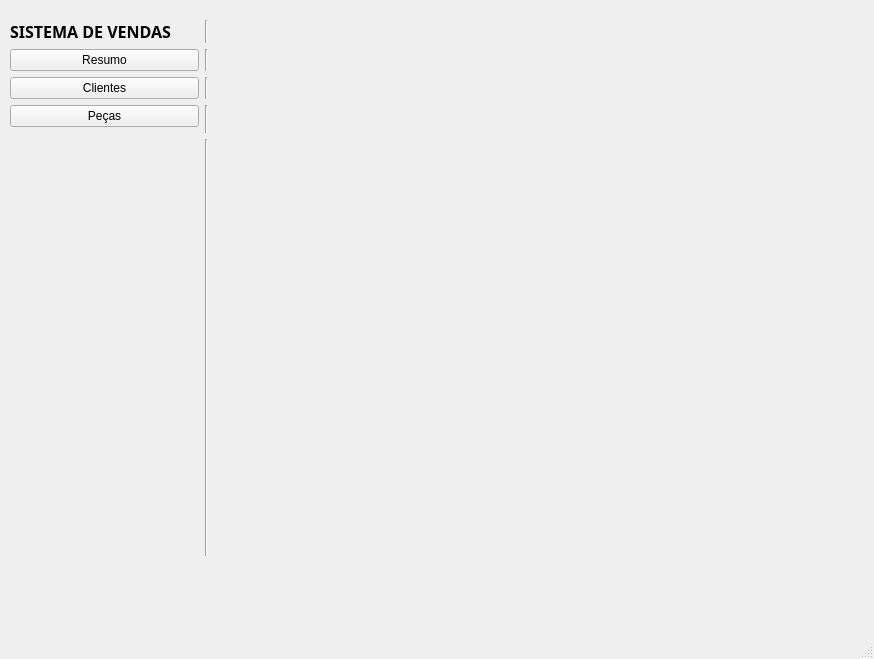
First picture: the form in view/mainwindow.ui, repository Gusrrocha/Gerenciador-de-Vendas, before the edit.
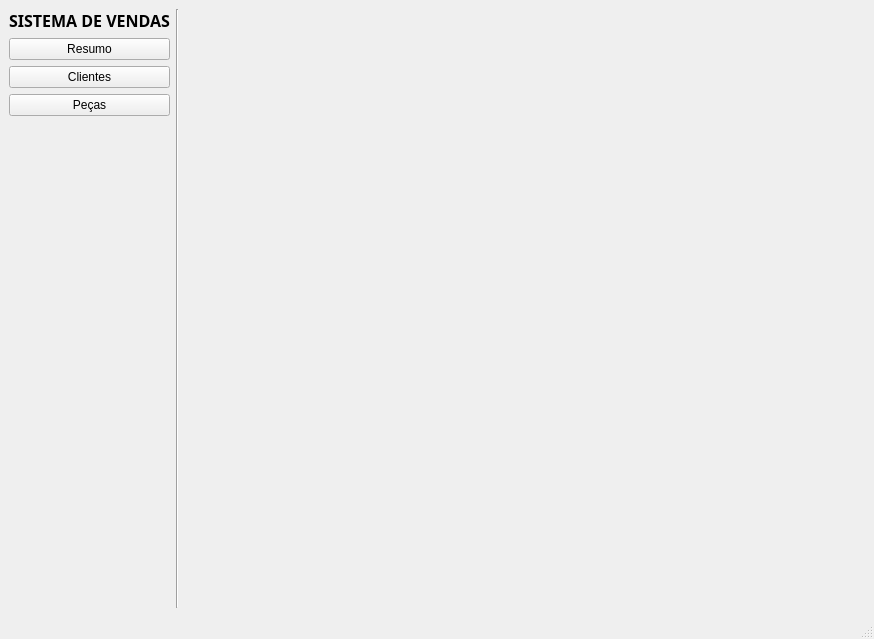
Second picture: the form after the edit.

Diff of the .ui file:
```diff
--- a/view/mainwindow.ui
+++ b/view/mainwindow.ui
@@ -7,7 +7,7 @@
     <x>0</x>
     <y>0</y>
     <width>874</width>
-    <height>659</height>
+    <height>639</height>
    </rect>
   </property>
   <property name="windowTitle">
@@ -17,49 +17,9 @@
    <string notr="true"/>
   </property>
   <widget class="QWidget" name="centralwidget">
-   <widget class="QStackedWidget" name="painel_principal">
-    <property name="geometry">
-     <rect>
-      <x>210</x>
-      <y>10</y>
-      <width>651</width>
-      <height>551</height>
-     </rect>
-    </property>
-   </widget>
-   <widget class="QWidget" name="">
-    <property name="geometry">
-     <rect>
-      <x>10</x>
-      <y>10</y>
-      <width>198</width>
-      <height>556</height>
-     </rect>
-    </property>
+   <layout class="QHBoxLayout" name="horizontalLayout">
+    <item>
     <layout class="QGridLayout" name="gridLayout">
-     <property name="leftMargin">
-      <number>0</number>
-     </property>
-     <property name="topMargin">
-      <number>10</number>
-     </property>
-     <property name="bottomMargin">
-      <number>10</number>
-     </property>
-     <item row="1" column="0">
-      <widget class="QPushButton" name="resumo_btn">
-       <property name="text">
-        <string>Resumo</string>
-       </property>
-      </widget>
-     </item>
-     <item row="2" column="0">
-      <widget class="QPushButton" name="clientes_btn">
-       <property name="text">
-        <string>Clientes</string>
-       </property>
-      </widget>
-     </item>
      <item row="0" column="0">
       <widget class="QLabel" name="label">
        <property name="font">
@@ -75,7 +35,28 @@
        </property>
       </widget>
      </item>
-     <item row="5" column="0">
+      <item row="1" column="0">
+       <widget class="QPushButton" name="resumo_btn">
+        <property name="text">
+         <string>Resumo</string>
+        </property>
+       </widget>
+      </item>
+      <item row="2" column="0">
+       <widget class="QPushButton" name="clientes_btn">
+        <property name="text">
+         <string>Clientes</string>
+        </property>
+       </widget>
+      </item>
+      <item row="3" column="0">
+       <widget class="QPushButton" name="pecas_btn">
+        <property name="text">
+         <string>Peças</string>
+        </property>
+       </widget>
+      </item>
+      <item row="4" column="0">
       <spacer name="verticalSpacer">
        <property name="orientation">
         <enum>Qt::Vertical</enum>
@@ -88,50 +69,19 @@
        </property>
       </spacer>
      </item>
-     <item row="3" column="1" rowspan="2">
-      <widget class="Line" name="line">
-       <property name="orientation">
-        <enum>Qt::Vertical</enum>
-       </property>
-      </widget>
-     </item>
-     <item row="2" column="1">
-      <widget class="Line" name="line_2">
-       <property name="orientation">
-        <enum>Qt::Vertical</enum>
-       </property>
-      </widget>
-     </item>
-     <item row="1" column="1">
-      <widget class="Line" name="line_3">
-       <property name="orientation">
-        <enum>Qt::Vertical</enum>
-       </property>
-      </widget>
-     </item>
-     <item row="0" column="1">
-      <widget class="Line" name="line_4">
-       <property name="orientation">
-        <enum>Qt::Vertical</enum>
-       </property>
-      </widget>
-     </item>
-     <item row="5" column="1">
+     </layout>
+    </item>
+    <item>
       <widget class="Line" name="line_5">
        <property name="orientation">
         <enum>Qt::Vertical</enum>
        </property>
       </widget>
      </item>
-     <item row="3" column="0">
-      <widget class="QPushButton" name="pecas_btn">
-       <property name="text">
-        <string>Peças</string>
-       </property>
-      </widget>
-     </item>
-    </layout>
-   </widget>
+    <item>
+     <widget class="QStackedWidget" name="painel_principal"/>
+    </item>
+   </layout>
   </widget>
   <widget class="QMenuBar" name="menubar">
    <property name="geometry">
```
Lines whose indentation alone changed are shown as unchanged.
